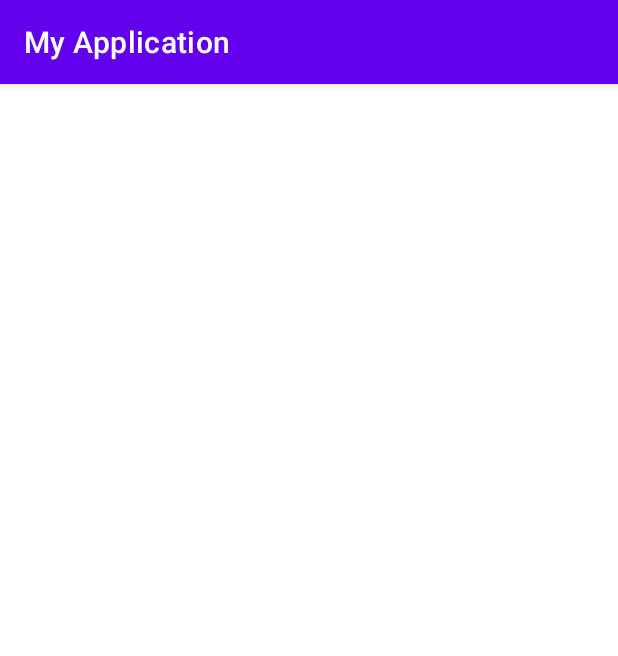
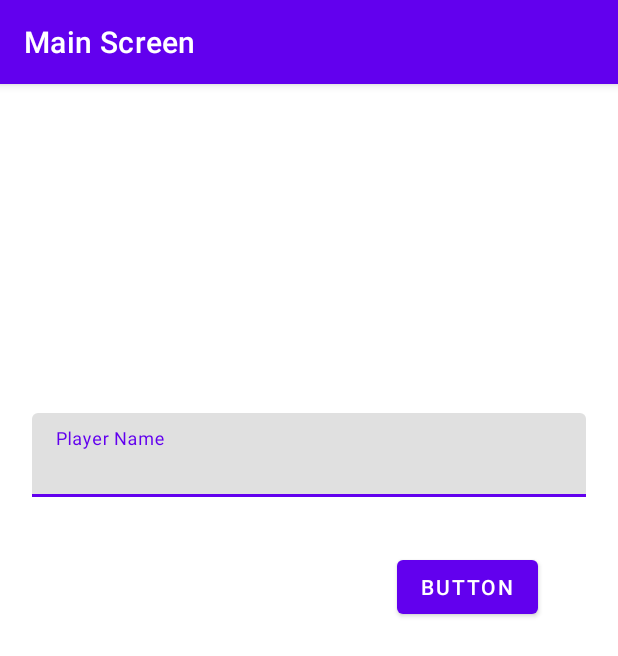
Before and after one commit to Andr3B0t/Adv160421013Week2, an Android app: the screen it shows after launch (MainActivity), on a phone screen of 412 x 824 dp. Shown: the top 656 px of the screen. Run offline under Robolectric (Android 15) with nearby library versions, the phone set to English and light mode, and no system bars; our stand-ins replace navigation-ui.

Commit message:
Added navigations

```diff
--- a/app/src/main/java/com/ubaya/myapplication/MainActivity.kt
+++ b/app/src/main/java/com/ubaya/myapplication/MainActivity.kt
@@ -2,10 +2,26 @@ package com.ubaya.myapplication
 
 import androidx.appcompat.app.AppCompatActivity
 import android.os.Bundle
+import androidx.navigation.NavController
+import androidx.navigation.NavHostController
+import androidx.navigation.Navigation
+import androidx.navigation.fragment.NavHostFragment
+import androidx.navigation.ui.NavigationUI
+import com.ubaya.myapplication.databinding.ActivityMainBinding
 
 class MainActivity : AppCompatActivity() {
+    private lateinit var binding:ActivityMainBinding
+    private lateinit var navController:NavController
     override fun onCreate(savedInstanceState: Bundle?) {
         super.onCreate(savedInstanceState)
-        setContentView(R.layout.activity_main)
+        binding = ActivityMainBinding.inflate(layoutInflater)
+        val view = binding.root
+        setContentView(view)
+        navController = (supportFragmentManager.findFragmentById(R.id.hostFragment) as NavHostFragment).navController
+        NavigationUI.setupActionBarWithNavController(this,navController)
     }
+    override fun onSupportNavigateUp(): Boolean {
+        return navController.navigateUp()
+    }
+
 }
--- a/app/src/main/java/com/ubaya/myapplication/MainFragment.kt
+++ b/app/src/main/java/com/ubaya/myapplication/MainFragment.kt
@@ -5,15 +5,31 @@ import androidx.fragment.app.Fragment
 import android.view.LayoutInflater
 import android.view.View
 import android.view.ViewGroup
+import androidx.navigation.Navigation
+import com.ubaya.myapplication.databinding.FragmentMainBinding
 
 
 class MainFragment : Fragment() {
-
+    private lateinit var binding: FragmentMainBinding
     override fun onCreateView(
         inflater: LayoutInflater, container: ViewGroup?,
         savedInstanceState: Bundle?
     ): View? {
         // Inflate the layout for this fragment
-        return inflater.inflate(R.layout.fragment_main, container, false)
+        binding = FragmentMainBinding.inflate(
+            inflater,
+            container, false
+        )
+        return binding.root
+
+    }
+
+    override fun onViewCreated(view: View, savedInstanceState: Bundle?) {
+        super.onViewCreated(view, savedInstanceState)
+        binding.btnStart.setOnClickListener {
+            val action = MainFragmentDirections.actionGameFragment()
+            Navigation.findNavController(it).navigate(action)
+        }
+
     }
 }
--- a/app/src/main/res/layout/activity_main.xml
+++ b/app/src/main/res/layout/activity_main.xml
@@ -6,4 +6,15 @@
     android:layout_height="match_parent"
     tools:context=".MainActivity">
 
+    <androidx.fragment.app.FragmentContainerView
+        android:id="@+id/hostFragment"
+        android:name="androidx.navigation.fragment.NavHostFragment"
+        android:layout_width="409dp"
+        android:layout_height="729dp"
+        app:defaultNavHost="true"
+        app:layout_constraintBottom_toBottomOf="parent"
+        app:layout_constraintEnd_toEndOf="parent"
+        app:layout_constraintStart_toStartOf="parent"
+        app:layout_constraintTop_toTopOf="parent"
+        app:navGraph="@navigation/game_navigation" />
 </androidx.constraintlayout.widget.ConstraintLayout>
--- /dev/null
+++ b/app/src/main/res/navigation/game_navigation.xml
@@ -0,0 +1,26 @@
+<?xml version="1.0" encoding="utf-8"?>
+<navigation xmlns:android="http://schemas.android.com/apk/res/android"
+    xmlns:app="http://schemas.android.com/apk/res-auto"
+    xmlns:tools="http://schemas.android.com/tools"
+    android:id="@+id/game_navigation"
+    app:startDestination="@id/mainFragment">
+
+    <fragment
+        android:id="@+id/mainFragment"
+        android:name="com.ubaya.myapplication.MainFragment"
+        android:label="Main Screen"
+        tools:layout="@layout/fragment_main" >
+        <action
+            android:id="@+id/actionGameFragment"
+            app:destination="@id/gameFragment" />
+    </fragment>
+    <fragment
+        android:id="@+id/gameFragment"
+        android:name="com.ubaya.myapplication.GameFragment"
+        android:label="Game Screen"
+        tools:layout="@layout/fragment_game" >
+        <action
+            android:id="@+id/actionMainFragment"
+            app:destination="@id/mainFragment" />
+    </fragment>
+</navigation>
```
Also changed, not shown: app/build.gradle.kts (+8 -1 lines), app/src/main/java/com/ubaya/myapplication/GameFragment.kt (+15 -1 lines), build.gradle.kts (+9 -0 lines).
